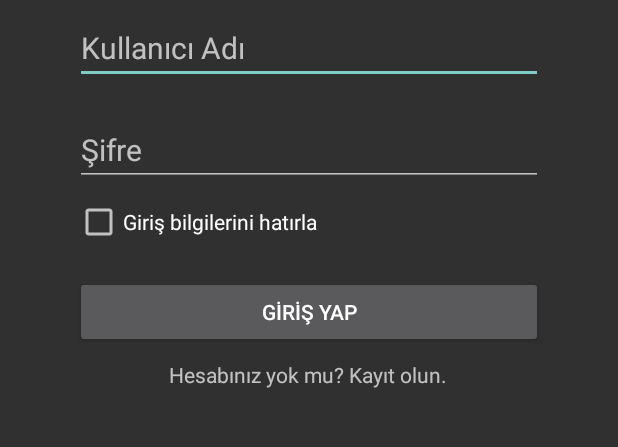
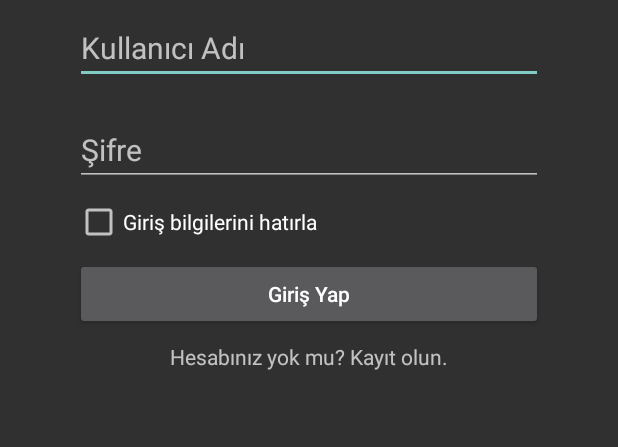
Before and after one commit to mertcansegmen/stoktakip, an Android app: the screen it shows after launch (GirisActivity), on a phone screen of 412 x 824 dp, the part 360-807 px from its top. Run offline under Robolectric (Android 15) with nearby library versions, the phone set to English and light mode, and no system bars.

Commit message:
Barkod okuma sesi eklendi, xml kodlarının yapısı kolay okunabilirlik için sadeleştirildi

```diff
--- a/app/src/main/java/com/example/mert/stoktakip/StokListesiFragment.java
+++ b/app/src/main/java/com/example/mert/stoktakip/StokListesiFragment.java
@@ -1,6 +1,8 @@
 package com.example.mert.stoktakip;
 
 import android.content.Intent;
+import android.media.MediaPlayer;
+import android.media.SoundPool;
 import android.os.Bundle;
 import android.support.annotation.NonNull;
 import android.support.annotation.Nullable;
@@ -23,6 +25,7 @@ public class StokListesiFragment extends Fragment {
     ImageButton barkodBtn;
     FloatingActionButton fab;
     ListView liste;
+    MediaPlayer mp;
     Urun[] urunler = new Urun[]{
             new Urun("978020137962", "Biscolata Starz", 230, 1.25f, 1.85f),
             new Urun("908328372838", "Biskrem", 12, 1.25f, 1.50f),
@@ -82,6 +85,7 @@ public class StokListesiFragment extends Fragment {
         liste = v.findViewById(R.id.liste);
         barkodBtn = v.findViewById(R.id.btn_barcode);
         fab = v.findViewById(R.id.btn_ekle);
+        mp = MediaPlayer.create(v.getContext(), R.raw.scan_sound);
 
         //Geçici kodlar
         UrunAdapterStokListesi adapter = new UrunAdapterStokListesi(getActivity(), R.layout.liste_elemani_stok_listesi, urunler);
@@ -125,6 +129,7 @@ public class StokListesiFragment extends Fragment {
                 if(data != null){
                     Barcode barcode = data.getParcelableExtra("barcode");
                     Toast.makeText(getActivity(), "Barkod No: " + barcode.displayValue, Toast.LENGTH_LONG).show();
+                    mp.start();
                 }
                 else{
                     Toast.makeText(getActivity(), "Barkod okuma başarısız oldu.", Toast.LENGTH_LONG).show();
--- a/app/src/main/java/com/example/mert/stoktakip/UrunAlFragment.java
+++ b/app/src/main/java/com/example/mert/stoktakip/UrunAlFragment.java
@@ -2,6 +2,7 @@ package com.example.mert.stoktakip;
 
 import android.content.Intent;
 import android.media.Image;
+import android.media.MediaPlayer;
 import android.os.Bundle;
 import android.support.annotation.NonNull;
 import android.support.annotation.Nullable;
@@ -25,6 +26,7 @@ public class UrunAlFragment extends Fragment {
     private ExpandableHeightListView liste;
     private TouchInterceptorLayout til;
     private ImageButton barkodBtn;
+    MediaPlayer mp;
 
     //Örnek ürünler, tamamlandığında veritabanından çekilecek
     Urun[] urunler = new Urun[]{ new Urun("978020137962", "Biscolata Starz"),
@@ -41,6 +43,7 @@ public class UrunAlFragment extends Fragment {
         liste = v.findViewById(R.id.urun_liste);
         barkodBtn = v.findViewById(R.id.btn_barcode);
         til = v.findViewById(R.id.interceptorLayout);
+        mp = MediaPlayer.create(v.getContext(), R.raw.scan_sound);
 
         barkodBtn.setOnClickListener(e -> BarkodOkuyucuAc());
         til.setOnClickListener(e -> urunSec());
@@ -66,6 +69,7 @@ public class UrunAlFragment extends Fragment {
                 if(data != null){
                     Barcode barcode = data.getParcelableExtra("barcode");
                     Toast.makeText(getActivity(), "Barkod No: " + barcode.displayValue, Toast.LENGTH_LONG).show();
+                    mp.start();
                 }
                 else{
                     Toast.makeText(getActivity(), "Barkod okuma başarısız oldu.", Toast.LENGTH_LONG).show();
--- a/app/src/main/java/com/example/mert/stoktakip/UrunSatFragment.java
+++ b/app/src/main/java/com/example/mert/stoktakip/UrunSatFragment.java
@@ -1,6 +1,7 @@
 package com.example.mert.stoktakip;
 
 import android.content.Intent;
+import android.media.MediaPlayer;
 import android.os.Bundle;
 import android.support.annotation.NonNull;
 import android.support.annotation.Nullable;
@@ -23,6 +24,7 @@ public class UrunSatFragment extends Fragment {
     private ExpandableHeightListView liste;
     private TouchInterceptorLayout til;
     private ImageButton barkodBtn;
+    MediaPlayer mp;
 
     //Örnek ürünler, tamamlandığında veritabanından çekilecek
     Urun[] urunler = new Urun[]{ new Urun("978020137962", "Biscolata Starz"),
@@ -37,6 +39,7 @@ public class UrunSatFragment extends Fragment {
         liste = v.findViewById(R.id.urun_liste);
         barkodBtn = v.findViewById(R.id.btn_barcode);
         til = v.findViewById(R.id.interceptorLayout);
+        mp = MediaPlayer.create(v.getContext(), R.raw.scan_sound);
 
         barkodBtn.setOnClickListener(e -> BarkodOkuyucuAc());
         til.setOnClickListener(e -> urunSec());
@@ -62,6 +65,7 @@ public class UrunSatFragment extends Fragment {
                 if(data != null){
                     Barcode barcode = data.getParcelableExtra("barcode");
                     Toast.makeText(getActivity(), "Barkod No: " + barcode.displayValue, Toast.LENGTH_LONG).show();
+                    mp.start();
                 }
                 else{
                     Toast.makeText(getActivity(), "Barkod okuma başarısız oldu.", Toast.LENGTH_LONG).show();
--- a/app/src/main/res/layout/activity_giris.xml
+++ b/app/src/main/res/layout/activity_giris.xml
@@ -10,8 +10,8 @@
         android:id="@+id/img_logo"
         android:layout_width="0dp"
         android:layout_height="208dp"
+
         android:layout_marginStart="52dp"
-
         android:layout_marginLeft="52dp"
         android:layout_marginTop="32dp"
         android:layout_marginEnd="52dp"
@@ -19,9 +19,9 @@
 
         app:layout_constraintBottom_toTopOf="@+id/txt_kadi"
         app:layout_constraintEnd_toEndOf="parent"
-        app:layout_constraintHorizontal_bias="0.0"
         app:layout_constraintStart_toStartOf="parent"
         app:layout_constraintTop_toTopOf="parent"
+
         app:srcCompat="@drawable/logo2" />
 
 
@@ -32,31 +32,34 @@
 
         android:layout_marginStart="50dp"
         android:layout_marginLeft="50dp"
-
         android:layout_marginTop="8dp"
         android:layout_marginEnd="50dp"
         android:layout_marginRight="50dp"
-        android:text="GİRİŞ YAP"
+
+        android:text="@string/giris"
+        android:textAllCaps="false"
+
         app:layout_constraintBottom_toBottomOf="parent"
         app:layout_constraintEnd_toEndOf="parent"
-        app:layout_constraintHorizontal_bias="1.0"
         app:layout_constraintStart_toStartOf="parent"
         app:layout_constraintTop_toBottomOf="@+id/checkbox_hatirla"
-        app:layout_constraintVertical_bias="0.033" />
+        app:layout_constraintVertical_bias="0.0" />
 
     <EditText
         android:id="@+id/txt_kadi"
         android:layout_width="0dp"
         android:layout_height="wrap_content"
+
         android:layout_marginStart="50dp"
         android:layout_marginLeft="50dp"
         android:layout_marginTop="8dp"
         android:layout_marginEnd="50dp"
         android:layout_marginRight="50dp"
-        android:ems="10"
-        android:hint="Kullanıcı Adı"
+
+        android:hint="@string/kadi"
         android:inputType="textPersonName"
         android:textSize="20sp"
+
         app:layout_constraintBottom_toTopOf="@+id/txt_sifre"
         app:layout_constraintEnd_toEndOf="parent"
         app:layout_constraintStart_toStartOf="parent"
@@ -66,16 +69,17 @@
         android:id="@+id/txt_sifre"
         android:layout_width="0dp"
         android:layout_height="wrap_content"
+
         android:layout_marginStart="50dp"
         android:layout_marginLeft="50dp"
         android:layout_marginTop="20dp"
-
         android:layout_marginEnd="50dp"
         android:layout_marginRight="50dp"
-        android:ems="10"
-        android:hint="Şifre"
+
+        android:hint="@string/sifre"
         android:inputType="textPassword"
         android:textSize="20sp"
+
         app:layout_constraintEnd_toEndOf="parent"
         app:layout_constraintStart_toStartOf="parent"
         app:layout_constraintTop_toBottomOf="@+id/txt_kadi" />
@@ -84,16 +88,13 @@
         android:id="@+id/btn_uyeol"
         android:layout_width="wrap_content"
         android:layout_height="wrap_content"
-        android:layout_marginStart="8dp"
-        android:layout_marginLeft="8dp"
+
         android:layout_marginTop="8dp"
-        android:layout_marginEnd="8dp"
-        android:layout_marginRight="8dp"
-        android:layout_marginBottom="8dp"
-        android:text="Hesabınız yok mu? Kayıt olun."
+
+        android:text="@string/kaydol"
+
         app:layout_constraintBottom_toBottomOf="parent"
         app:layout_constraintEnd_toEndOf="parent"
-        app:layout_constraintHorizontal_bias="0.497"
         app:layout_constraintStart_toStartOf="parent"
         app:layout_constraintTop_toBottomOf="@+id/btn_giris"
         app:layout_constraintVertical_bias="0.0" />
@@ -102,10 +103,13 @@
         android:id="@+id/checkbox_hatirla"
         android:layout_width="wrap_content"
         android:layout_height="wrap_content"
+
         android:layout_marginStart="50dp"
         android:layout_marginLeft="50dp"
         android:layout_marginTop="8dp"
-        android:text="Giriş bilgilerini hatırla"
+
+        android:text="@string/hatirla"
+
         app:layout_constraintEnd_toEndOf="parent"
         app:layout_constraintHorizontal_bias="0.0"
         app:layout_constraintStart_toStartOf="parent"
--- a/app/src/main/res/values/colors.xml
+++ b/app/src/main/res/values/colors.xml
@@ -4,4 +4,6 @@
     <color name="colorPrimaryDark">#303F9F</color>
     <color name="colorAccent">#FF4081</color>
     <color name="floatingActionButton">#00766A</color>
+    <color name="dividerArkaplan">#1AFFFFFF</color>
+    <color name="listeArkaplan">#3D3D3D</color>
 </resources>
--- a/app/src/main/res/values/strings.xml
+++ b/app/src/main/res/values/strings.xml
@@ -1,5 +1,6 @@
 <resources>
     <string name="app_name">StokTakip</string>
+
     <string name="title_activity_anasayfa">AnasayfaActivity</string>
     <string name="navigation_drawer_open">Open navigation drawer</string>
     <string name="navigation_drawer_close">Close navigation drawer</string>
@@ -17,6 +18,23 @@
     <string name="nav_header_desc">Navigation header</string>
     <string name="action_cikis_yap">Çıkış Yap</string>
 
+    <string name="giris">Giriş Yap</string>
+    <string name="kadi">Kullanıcı Adı</string>
+    <string name="sifre">Şifre</string>
+    <string name="sifretekrar">Şifre Tekrarı</string>
+    <string name="kaydol">Hesabınız yok mu? Kayıt olun.</string>
+    <string name="hatirla">Giriş bilgilerini hatırla</string>
+    <string name="uyeol">Kayıt Ol</string>
+    <string name="sepet">Ürün Sepeti</string>
+    <string name="aciklama">Açıklama (İsteğe Bağlı)</string>
+    <string name="urunal">Ürün Al</string>
+    <string name="urunsat">Ürün Sat</string>
+
+    <string name="urunadi">Ürün Adı</string>
+    <string name="ornekbarkod">123456789012</string>
+    <string name="ornekstokadet">123</string>
+    <string name="ornekfiyat">1.25/1.75</string>
+
     <string-array name="sayilar">
         <item>1</item>
         <item>2</item>
```
Also changed, not shown: app/src/main/res/layout/activity_uye_ol.xml (+20 -16 lines), app/src/main/res/layout/fragment_stoklistesi.xml (+21 -8 lines), app/src/main/res/layout/fragment_urunal.xml (+24 -6 lines), app/src/main/res/layout/fragment_urunsat.xml (+29 -8 lines), app/src/main/res/layout/liste_elemani_stok_listesi.xml (+20 -4 lines), app/src/main/res/layout/liste_elemani_urun_alsat.xml (+16 -3 lines), 1 other file.
